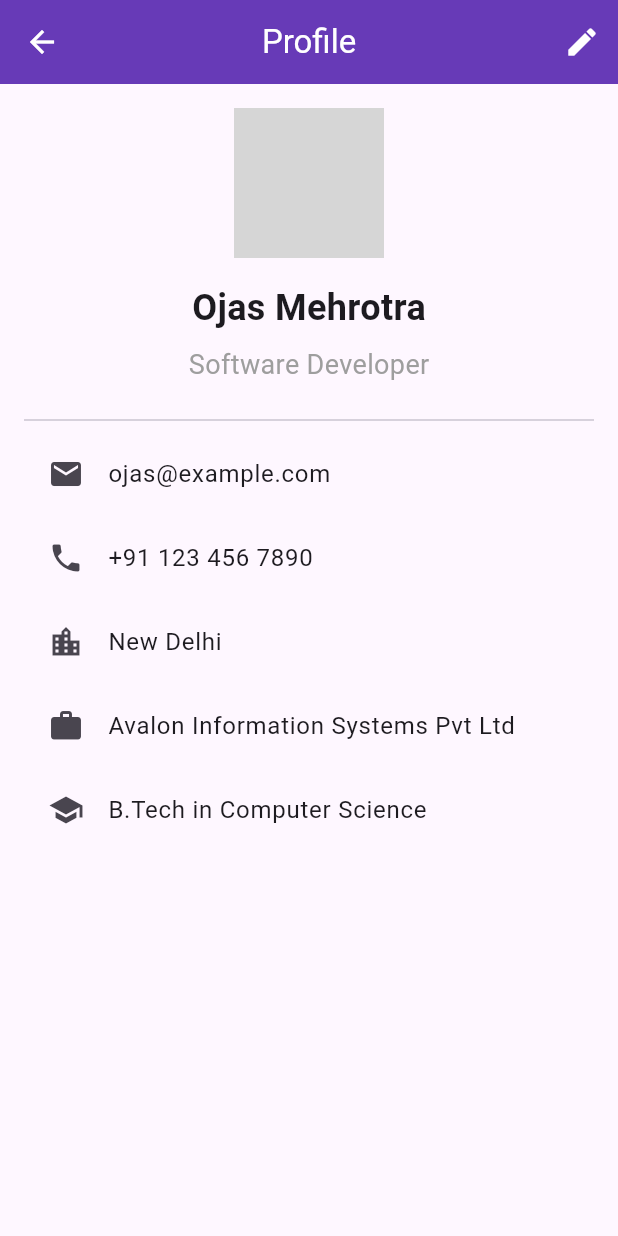
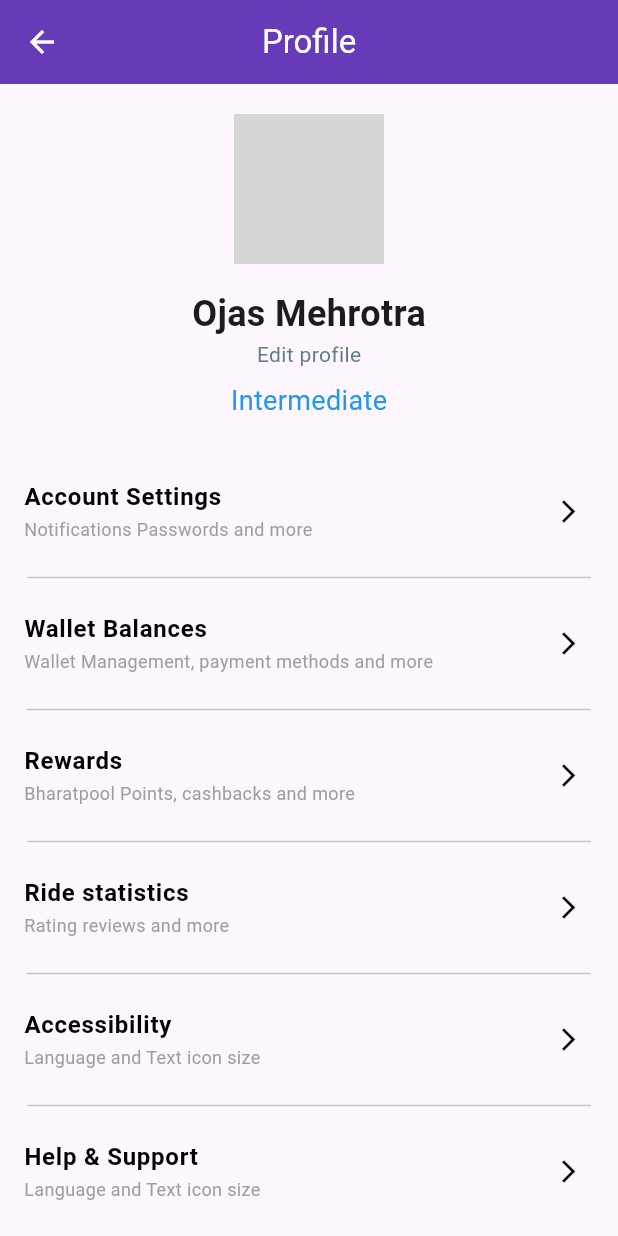
Before and after one commit to DAAWAN1/BhaaratPool, a Flutter app: the ProfileScreen screen opened directly, on a phone screen of 412 x 824 dp. Run offline on Flutter 3.47's test engine with Material 3 defaults, Android fonts, the phone set to English and light mode, and no system bars; our stand-ins replace font_awesome_flutter, google_maps_flutter, google_sign_in, location; missing offline and left inert: flutter_polyline_points; network calls fail; grey boxes are pictures that could not be loaded.

Commit message:
profile changes

```diff
--- a/lib/Screens/profile_screen.dart
+++ b/lib/Screens/profile_screen.dart
@@ -1,4 +1,5 @@
 import 'package:flutter/material.dart';
+import 'package:font_awesome_flutter/font_awesome_flutter.dart';
 
 class ProfileScreen extends StatefulWidget {
   const ProfileScreen({Key? key}) : super(key: key);
@@ -11,7 +12,7 @@ class _ProfileScreenState extends State<ProfileScreen> {
   bool isEditing = false;
 
   TextEditingController nameController = TextEditingController();
-  TextEditingController jobTitleController = TextEditingController();
+  TextEditingController ratingController = TextEditingController();
   TextEditingController emailController = TextEditingController();
   TextEditingController phoneController = TextEditingController();
   TextEditingController locationController = TextEditingController();
@@ -22,7 +23,7 @@ class _ProfileScreenState extends State<ProfileScreen> {
   void initState() {
     super.initState();
     nameController.text = 'Ojas Mehrotra';
-    jobTitleController.text = 'Software Developer';
+    ratingController.text = 'Intermediate';
     emailController.text = 'ojas@example.com';
     phoneController.text = '+91 123 456 7890';
     locationController.text = 'New Delhi';
@@ -33,7 +34,7 @@ class _ProfileScreenState extends State<ProfileScreen> {
   @override
   void dispose() {
     nameController.dispose();
-    jobTitleController.dispose();
+    ratingController.dispose();
     emailController.dispose();
     phoneController.dispose();
     locationController.dispose();
@@ -42,134 +43,152 @@ class _ProfileScreenState extends State<ProfileScreen> {
     super.dispose();
   }
 
+  Widget buildListTile({
+    required String title,
+    required String subtitle,
+    Color titleColor = Colors.black,
+    Color subtitleColor = Colors.grey,
+    IconData? trailingIcon,
+    Color trailingIconColor = Colors.black,
+    Function()? onTap,
+  }) {
+    return ListTile(
+      title: Text(
+        title,
+        style: TextStyle(color: titleColor, fontSize: 16, fontWeight: FontWeight.bold),
+      ),
+      subtitle: Text(
+        subtitle,
+        style: TextStyle(color: subtitleColor, fontSize: 12),
+      ),
+      trailing: Icon(
+        trailingIcon,
+        size: 18,
+        color: trailingIconColor,
+      ),
+      onTap: onTap,
+    );
+  }
+
   @override
   Widget build(BuildContext context) {
     return Scaffold(
       appBar: AppBar(
         iconTheme: IconThemeData(color: Colors.white),
-        title: const Text('Profile', style: TextStyle(color: Colors.white),),
+        title: const Text(
+          'Profile',
+          style: TextStyle(color: Colors.white),
+        ),
         centerTitle: true,
         backgroundColor: Colors.deepPurple,
-        actions: [
-          IconButton(
-            icon: const Icon(Icons.edit, color: Colors.white,),
-            onPressed: () {
+      ),
+      body: SingleChildScrollView(
+        child: Column(
+          children: <Widget>[
+            const Padding(
+              padding: EdgeInsets.only(top: 20.0),
+              child: CircleAvatar(
+                radius: 50,
+                backgroundImage: NetworkImage(
+                    "https://img.freepik.com/free-vector/businessman-character-avatar-isolated_24877-60111.jpg?t=st=1720637466~exp=1720641066~hmac=4d8d4e739ec80aa6acc8f8cd5aa967859ee542d7acca56dc3e88b50ae6c7be62&w=740"),
+              ),
+            ),
+            const SizedBox(height: 16),
+            Text(
+              nameController.text,
+              style: const TextStyle(fontSize: 24, fontWeight: FontWeight.bold),
+            ),
+            GestureDetector(
+              onTap: () {
                 setState(() {
                   isEditing = !isEditing;
                 });
               },
+              child: const Row(
+                mainAxisAlignment: MainAxisAlignment.center,
+                children: [
+                  Text(
+                    "Edit profile",
+                    style: TextStyle(color: Colors.blueGrey),
                   ),
-          if (isEditing)
-            IconButton(
-              icon: const Icon(Icons.save, color: Colors.white,),
-              onPressed: () {
-                setState(() {
-                  nameController.text = nameController.text;
-                  jobTitleController.text = jobTitleController.text;
-                  emailController.text = emailController.text;
-                  phoneController.text = phoneController.text;
-                  locationController.text = locationController.text;
-                  workController.text = workController.text;
-                  educationController.text = educationController.text;
-                  isEditing = false;
-                });
-              },
-            ),
+                  // SizedBox(
+                  //   width: 10,
+                  // ),
+                  // Icon(
+                  //   Icons.arrow_forward_ios_sharp,
+                  //   size: 12,
+                  //   color: Colors.blueGrey,
+                  // )
                 ],
               ),
-      body: SingleChildScrollView(
-        child: Padding(
-          padding: const EdgeInsets.all(16.0),
-          child: Column(
-            children: <Widget>[
-              const CircleAvatar(
-                radius: 50,
-                backgroundImage: NetworkImage("https://img.freepik.com/free-vector/businessman-character-avatar-isolated_24877-60111.jpg?t=st=1720637466~exp=1720641066~hmac=4d8d4e739ec80aa6acc8f8cd5aa967859ee542d7acca56dc3e88b50ae6c7be62&w=740"),
-              ),
-              const SizedBox(height: 16),
-              isEditing
-                  ? TextFormField(
-                controller: nameController,
-                decoration: const InputDecoration(
-                  labelText: 'Name',
-                ),
-              )
-                  : Text(
-                nameController.text,
-                style: const TextStyle(
-                    fontSize: 24, fontWeight: FontWeight.bold),
             ),
             const SizedBox(height: 8),
-              isEditing
-                  ? TextFormField(
-                controller: jobTitleController,
-                decoration: const InputDecoration(
-                  labelText: 'Job Title',
+            Text(
+              ratingController.text,
+              style: const TextStyle(fontSize: 18, color: Colors.blue),
             ),
-              )
-                  : Text(
-                jobTitleController.text,
-                style: const TextStyle(fontSize: 18, color: Colors.grey),
+            const SizedBox(height: 25),
+            buildListTile(
+              title: "Account Settings",
+              subtitle: "Notifications Passwords and more",
+              trailingIcon: Icons.arrow_forward_ios_sharp,
             ),
-              const SizedBox(height: 16),
-              const Divider(),
-              ListTile(
-                leading: const Icon(Icons.email),
-                title: isEditing
-                    ? TextFormField(
-                  controller: emailController,
-                  decoration: const InputDecoration(
-                    hintText: 'Enter your email',
+            const Divider(indent: 18.0, endIndent: 18.0),
+            buildListTile(
+              title: "Wallet Balances",
+              subtitle: "Wallet Management, payment methods and more",
+              trailingIcon: Icons.arrow_forward_ios_sharp,
             ),
-                )
-                    : Text(emailController.text),
+            const Divider(indent: 18.0, endIndent: 18.0),
+            buildListTile(
+              title: "Rewards",
+              subtitle: "Bharatpool Points, cashbacks and more",
+              trailingIcon: Icons.arrow_forward_ios_sharp,
             ),
-              ListTile(
-                leading: const Icon(Icons.phone),
-                title: isEditing
-                    ? TextFormField(
-                  controller: phoneController,
-                  decoration: const InputDecoration(
-                    hintText: 'Enter your phone number',
+            const Divider(indent: 18.0, endIndent: 18.0),
+            buildListTile(
+              title: "Ride statistics",
+              subtitle: "Rating reviews and more",
+              trailingIcon: Icons.arrow_forward_ios_sharp,
             ),
-                )
-                    : Text(phoneController.text),
+            const Divider(indent: 18.0, endIndent: 18.0),
+            buildListTile(
+              title: "Accessibility",
+              subtitle: "Language and Text icon size",
+              trailingIcon: Icons.arrow_forward_ios_sharp,
             ),
-              ListTile(
-                leading: const Icon(Icons.location_city),
-                title: isEditing
-                    ? TextFormField(
-                  controller: locationController,
-                  decoration: const InputDecoration(
-                    hintText: 'Enter your location',
+            const Divider(indent: 18.0, endIndent: 18.0),
+            buildListTile(
+              title: "Help & Support",
+              subtitle: "Language and Text icon size",
+              trailingIcon: Icons.arrow_forward_ios_sharp,
             ),
-                )
-                    : Text(locationController.text),
+            const Divider(indent: 18.0, endIndent: 18.0),
+            buildListTile(
+              title: "Log Out",
+              subtitle: "",
+              titleColor: Colors.red,
+
+              // trailingIconColor: Colors.red,
             ),
-              ListTile(
-                leading: const Icon(Icons.work),
-                title: isEditing
-                    ? TextFormField(
-                  controller: workController,
-                  decoration: const InputDecoration(
-                    hintText: 'Enter your work place',
+            const SizedBox(height: 30),
+            const ListTile(
+              subtitle: Text(
+                "T&Cs and Privacy Policy",
+                style: TextStyle(color: Colors.black, fontSize: 14, fontWeight: FontWeight.bold),
               ),
-                )
-                    : Text(workController.text),
-              ),
-              ListTile(
-                leading: const Icon(Icons.school),
-                title: isEditing
-                    ? TextFormField(
-                  controller: educationController,
-                  decoration: const InputDecoration(
-                    hintText: 'Enter your education',
-                  ),
-                )
-                    : Text(educationController.text),
-              ),
+              title: Row(
+                children: [
+                  Icon(FontAwesomeIcons.instagram),
+                  SizedBox(width: 25),
+                  Icon(FontAwesomeIcons.facebook),
+                  SizedBox(width: 25),
+                  Icon(FontAwesomeIcons.twitter),
                 ],
               ),
+            ),
+            // SizedBox(height: 50,)
+          ],
         ),
       ),
     );
--- a/pubspec.yaml
+++ b/pubspec.yaml
@@ -35,6 +35,7 @@ dependencies:
   # The following adds the Cupertino Icons font to your application.
   # Use with the CupertinoIcons class for iOS style icons.
   cupertino_icons: ^1.0.6
+  font_awesome_flutter:
 
 dev_dependencies:
   flutter_test:
```
Also changed, not shown: pubspec.lock. Lines whose indentation alone changed are shown as unchanged.
